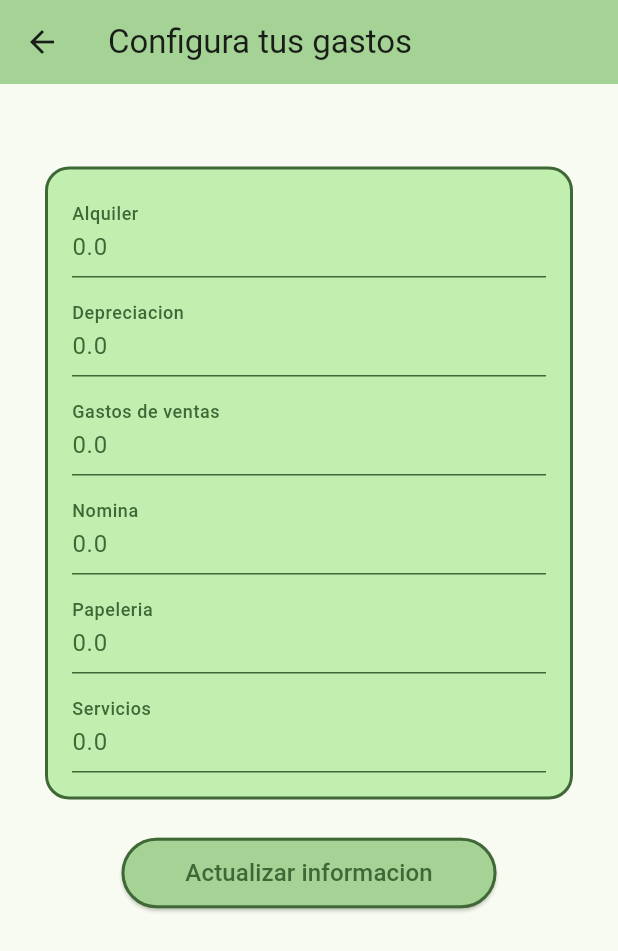
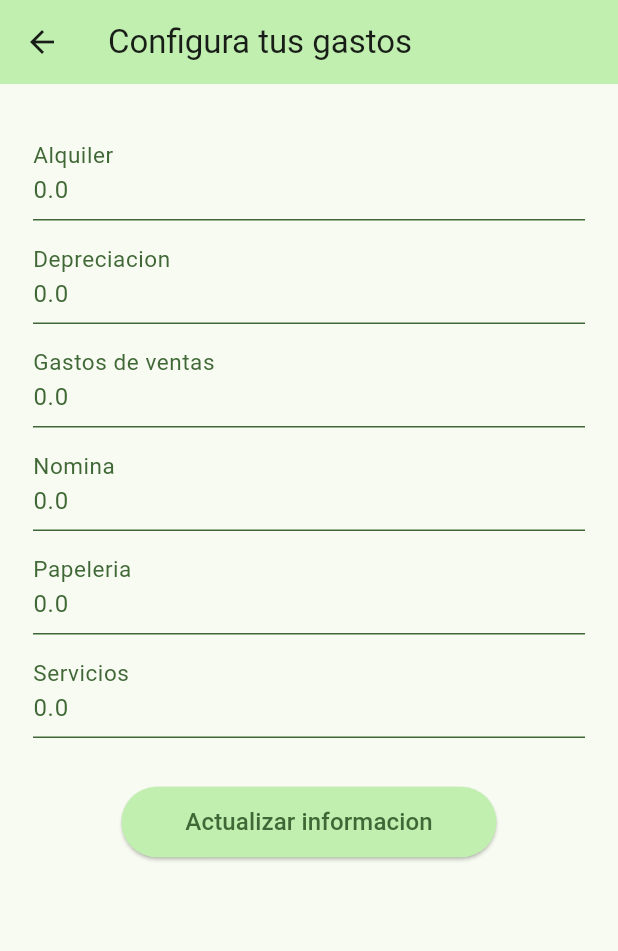
Before and after one commit to juanb021/bakesistant, a Flutter app: the ExpensesScreen screen opened directly, on a phone screen of 412 x 824 dp. Shown: the top 951 px of the screen. Run offline on Flutter 3.47's test engine with Material 3 defaults, Android fonts, the light colour scheme and no system bars; our stand-ins replace flutter_riverpod.

Commit message:
Updated UI for expenses & the Boton class

```diff
--- a/app/lib/screens/expenses_screen.dart
+++ b/app/lib/screens/expenses_screen.dart
@@ -9,7 +9,7 @@ class ExpensesScreen extends ConsumerWidget {
   Widget build(BuildContext context, WidgetRef ref) {
     return Scaffold(
         appBar: AppBar(
-          backgroundColor: Theme.of(context).colorScheme.primaryFixedDim,
+          backgroundColor: Theme.of(context).colorScheme.primaryFixed,
           title: const Text('Configura tus gastos'),
         ),
         body: const SingleChildScrollView(child: ExpenseForm()));
--- a/app/lib/widgets/boton.dart
+++ b/app/lib/widgets/boton.dart
@@ -15,19 +15,12 @@ class Boton extends StatelessWidget {
     return ElevatedButton(
       onPressed: onTap,
       style: ElevatedButton.styleFrom(
-        backgroundColor: Theme.of(context).colorScheme.primaryFixedDim,
+        backgroundColor: Theme.of(context).colorScheme.primaryFixed,
         padding: const EdgeInsets.symmetric(
           horizontal: 32,
           vertical: 12,
         ),
         minimumSize: const Size(250, 36),
-        shape: RoundedRectangleBorder(
-          borderRadius: BorderRadius.circular(36),
-          side: BorderSide(
-            width: 2,
-            color: Theme.of(context).colorScheme.primary,
-          ),
-        ),
       ),
       child: Text(
         texto,
--- a/app/lib/widgets/expenses_screen/expense_form.dart
+++ b/app/lib/widgets/expenses_screen/expense_form.dart
@@ -30,23 +30,13 @@ class ExpenseForm extends ConsumerWidget {
           alquiler, depreciacion, gVentas, nomina, papeleria, servicios);
     }
 
-    return Padding(
-      padding: const EdgeInsets.symmetric(horizontal: 10, vertical: 30),
-      child: Column(
+    return Column(
       mainAxisAlignment: MainAxisAlignment.spaceAround,
       mainAxisSize: MainAxisSize.max,
       children: [
         Container(
-            margin: const EdgeInsets.symmetric(horizontal: 20, vertical: 25),
-            padding: const EdgeInsets.all(16),
-            decoration: BoxDecoration(
-              border: Border.all(
-                color: Theme.of(context).colorScheme.primary,
-                width: 2,
-              ),
-              borderRadius: BorderRadius.circular(16),
-              color: Theme.of(context).colorScheme.primaryFixed,
-            ),
+          margin: const EdgeInsets.symmetric(horizontal: 15, vertical: 25),
+          padding: const EdgeInsets.all(7),
           child: Form(
             key: form,
             child: Column(
@@ -57,7 +47,7 @@ class ExpenseForm extends ConsumerWidget {
                     labelText: 'Alquiler',
                     labelStyle: TextStyle(
                       color: Theme.of(context).colorScheme.primary,
-                        fontWeight: FontWeight.w500,
+                      fontSize: 20,
                     ),
                     enabledBorder: UnderlineInputBorder(
                       borderSide: BorderSide(
@@ -99,7 +89,7 @@ class ExpenseForm extends ConsumerWidget {
                     labelText: 'Depreciacion',
                     labelStyle: TextStyle(
                       color: Theme.of(context).colorScheme.primary,
-                        fontWeight: FontWeight.w500,
+                      fontSize: 20,
                     ),
                     enabledBorder: UnderlineInputBorder(
                       borderSide: BorderSide(
@@ -141,7 +131,7 @@ class ExpenseForm extends ConsumerWidget {
                     labelText: 'Gastos de ventas',
                     labelStyle: TextStyle(
                       color: Theme.of(context).colorScheme.primary,
-                        fontWeight: FontWeight.w500,
+                      fontSize: 20,
                     ),
                     enabledBorder: UnderlineInputBorder(
                       borderSide: BorderSide(
@@ -183,7 +173,7 @@ class ExpenseForm extends ConsumerWidget {
                     labelText: 'Nomina',
                     labelStyle: TextStyle(
                       color: Theme.of(context).colorScheme.primary,
-                        fontWeight: FontWeight.w500,
+                      fontSize: 20,
                     ),
                     enabledBorder: UnderlineInputBorder(
                       borderSide: BorderSide(
@@ -225,7 +215,7 @@ class ExpenseForm extends ConsumerWidget {
                     labelText: 'Papeleria',
                     labelStyle: TextStyle(
                       color: Theme.of(context).colorScheme.primary,
-                        fontWeight: FontWeight.w500,
+                      fontSize: 20,
                     ),
                     enabledBorder: UnderlineInputBorder(
                       borderSide: BorderSide(
@@ -267,7 +257,7 @@ class ExpenseForm extends ConsumerWidget {
                     labelText: 'Servicios',
                     labelStyle: TextStyle(
                       color: Theme.of(context).colorScheme.primary,
-                        fontWeight: FontWeight.w500,
+                      fontSize: 20,
                     ),
                     enabledBorder: UnderlineInputBorder(
                       borderSide: BorderSide(
@@ -308,7 +298,6 @@ class ExpenseForm extends ConsumerWidget {
         ),
         Boton(onTap: submit, texto: 'Actualizar informacion'),
       ],
-      ),
     );
   }
 }
```
Lines whose indentation alone changed are shown as unchanged.
